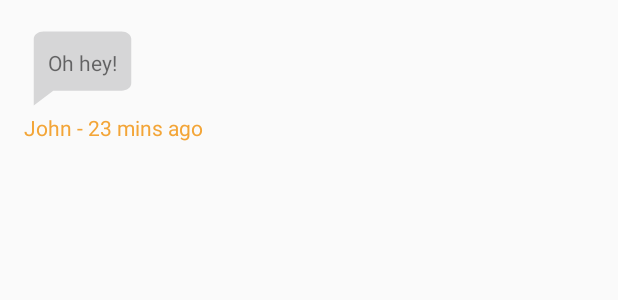
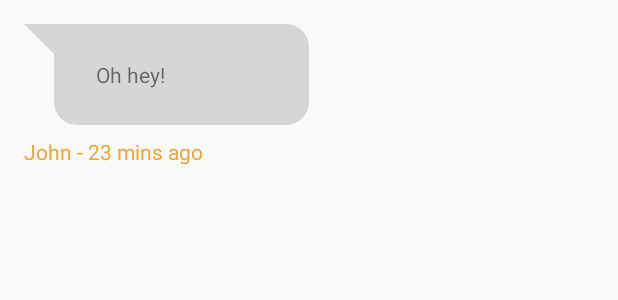
Before and after one commit to jpetitto/ora-chat, an Android app: the layout list_item_chat_message.xml on its own in the app's theme, with its tools: preview values and no code run, on a phone screen of 412 x 824 dp. Shown: the top 300 px of the screen. Run offline under Robolectric (Android 15) with nearby library versions, the phone set to English and light mode, and no system bars; network calls fail.

Commit message:
Make general improvements to chatroom screen UI

```diff
--- a/app/src/main/java/com/johnpetitto/orachat/TimeUtils.java
+++ b/app/src/main/java/com/johnpetitto/orachat/TimeUtils.java
@@ -28,7 +28,9 @@ public final class TimeUtils {
             long createdAtTime = dateFormatter.parse(createdAt).getTime();
             long diff = currentTime - createdAtTime;
 
-            if (diff < MINUTES) {
+            if (diff < SECONDS) {
+                return context.getString(R.string.now);
+            } if (diff < MINUTES) {
                 return getTimeSuffix(context, R.plurals.seconds_suffix, diff / SECONDS);
             } else if (diff < HOURS) {
                 return getTimeSuffix(context, R.plurals.minutes_suffix, diff / MINUTES);
--- a/app/src/main/java/com/johnpetitto/orachat/data/chat/ChatModel.java
+++ b/app/src/main/java/com/johnpetitto/orachat/data/chat/ChatModel.java
@@ -7,6 +7,7 @@ import java.text.DateFormat;
 import java.text.SimpleDateFormat;
 import java.util.ArrayList;
 import java.util.Calendar;
+import java.util.Collections;
 import java.util.Date;
 import java.util.List;
 import java.util.Locale;
@@ -28,6 +29,8 @@ public class ChatModel {
     public Single<List<Object>> searchChatsByName(String name) {
         return service.chats(name, 1, 50).compose(new ResponseTransformer<>())
                 .map(chats -> {
+                    chats = Collections.nCopies(10, chats.get(0));
+
                     // create list of chats grouped by formatted date labels
                     List<Object> chatsGroupedByDate = new ArrayList<>();
 
--- a/app/src/main/java/com/johnpetitto/orachat/ui/chatroom/ChatroomAdapter.java
+++ b/app/src/main/java/com/johnpetitto/orachat/ui/chatroom/ChatroomAdapter.java
@@ -23,7 +23,7 @@ public class ChatroomAdapter extends RecyclerView.Adapter<ChatroomAdapter.VHItem
     @Override
     public VHItem onCreateViewHolder(ViewGroup parent, int viewType) {
         LayoutInflater inflater = LayoutInflater.from(parent.getContext());
-        View itemView = inflater.inflate(R.layout.list_item_chatroom, parent, false);
+        View itemView = inflater.inflate(R.layout.list_item_chat_message, parent, false);
         return new VHItem(itemView);
     }
 
--- a/app/src/main/java/com/johnpetitto/orachat/ui/chats/ChatsAdapter.java
+++ b/app/src/main/java/com/johnpetitto/orachat/ui/chats/ChatsAdapter.java
@@ -41,10 +41,10 @@ public class ChatsAdapter extends RecyclerView.Adapter<RecyclerView.ViewHolder>
 
         switch (viewType) {
             case HEADER_TYPE:
-                holder = new VHHeader(inflater.inflate(R.layout.list_header_chats, parent, false));
+                holder = new VHHeader(inflater.inflate(R.layout.list_header_chat, parent, false));
                 break;
             case ITEM_TYPE:
-                holder = new VHItem(inflater.inflate(R.layout.list_item_chats, parent, false));
+                holder = new VHItem(inflater.inflate(R.layout.list_item_chat, parent, false));
                 break;
         }
 
--- /dev/null
+++ b/app/src/main/res/color/send_button_tint.xml
@@ -0,0 +1,5 @@
+<?xml version="1.0" encoding="utf-8"?>
+<selector xmlns:android="http://schemas.android.com/apk/res/android">
+    <item android:state_enabled="false" android:color="#d9d9d9" />
+    <item android:color="@android:color/black" />
+</selector>
--- /dev/null
+++ b/app/src/main/res/drawable/chat_bubble_left.xml
@@ -0,0 +1,27 @@
+<?xml version="1.0" encoding="utf-8"?>
+<layer-list xmlns:android="http://schemas.android.com/apk/res/android">
+
+    <item>
+        <rotate
+            android:fromDegrees="-45"
+            android:pivotX="0%"
+            android:pivotY="0%" >
+            <shape android:shape="rectangle">
+                <solid android:color="@color/light_gray" />
+            </shape>
+        </rotate>
+    </item>
+    <item android:left="20dp">
+        <shape
+            android:shape="rectangle">
+            <solid android:color="@color/light_gray"/>
+            <corners
+                android:radius="1dp"
+                android:bottomLeftRadius="15dp"
+                android:bottomRightRadius="15dp"
+                android:topLeftRadius="5dp"
+                android:topRightRadius="15dp" />
+        </shape>
+    </item>
+
+</layer-list>
--- a/app/src/main/res/drawable/ic_chat_bubble.xml
+++ /dev/null
@@ -1,9 +0,0 @@
-<vector xmlns:android="http://schemas.android.com/apk/res/android"
-        android:width="24dp"
-        android:height="24dp"
-        android:viewportWidth="24.0"
-        android:viewportHeight="24.0">
-    <path
-        android:fillColor="@color/light_gray"
-        android:pathData="M20,2H4c-1.1,0 -2,0.9 -2,2v18l4,-4h14c1.1,0 2,-0.9 2,-2V4c0,-1.1 -0.9,-2 -2,-2z"/>
-</vector>
--- a/app/src/main/res/layout/list_item_chatroom.xml
+++ b/app/src/main/res/layout/list_item_chat_message.xml
@@ -10,11 +10,12 @@
         android:id="@+id/chatroom_message"
         android:layout_width="wrap_content"
         android:layout_height="wrap_content"
-        android:paddingStart="16dp"
-        android:paddingEnd="16dp"
-        android:paddingTop="16dp"
+        android:layout_marginBottom="8dp"
+        android:paddingStart="48dp"
+        android:paddingEnd="96dp"
+        android:paddingTop="24dp"
         android:paddingBottom="24dp"
-        android:background="@drawable/ic_chat_bubble"
+        android:background="@drawable/chat_bubble_left"
         tools:text="Oh hey!" />
 
     <TextView
```
Also changed, not shown: app/src/main/java/com/johnpetitto/orachat/ui/SimpleTextWatcher.java (added, +19 -0 lines), app/src/main/java/com/johnpetitto/orachat/ui/chatroom/ChatroomActivity.java (+67 -5 lines), app/src/main/java/com/johnpetitto/orachat/ui/chats/ChatsFragment.java (+3 -53 lines), app/src/main/res/drawable/chat_bubble_right.xml (added, +26 -0 lines), app/src/main/res/drawable/ic_edit.xml (added, +9 -0 lines), app/src/main/res/layout/activity_chatroom.xml (+6 -4 lines), app/src/main/res/layout/fragment_chats.xml (+8 -4 lines), app/src/main/res/menu/menu_chatroom.xml (added, +9 -0 lines), app/src/main/res/values/strings.xml (+17 -13 lines), app/src/main/res/layout/list_header_chat.xml (renamed from app/src/main/res/layout/list_header_chats.xml), app/src/main/res/layout/list_item_chat.xml (renamed from app/src/main/res/layout/list_item_chats.xml).
